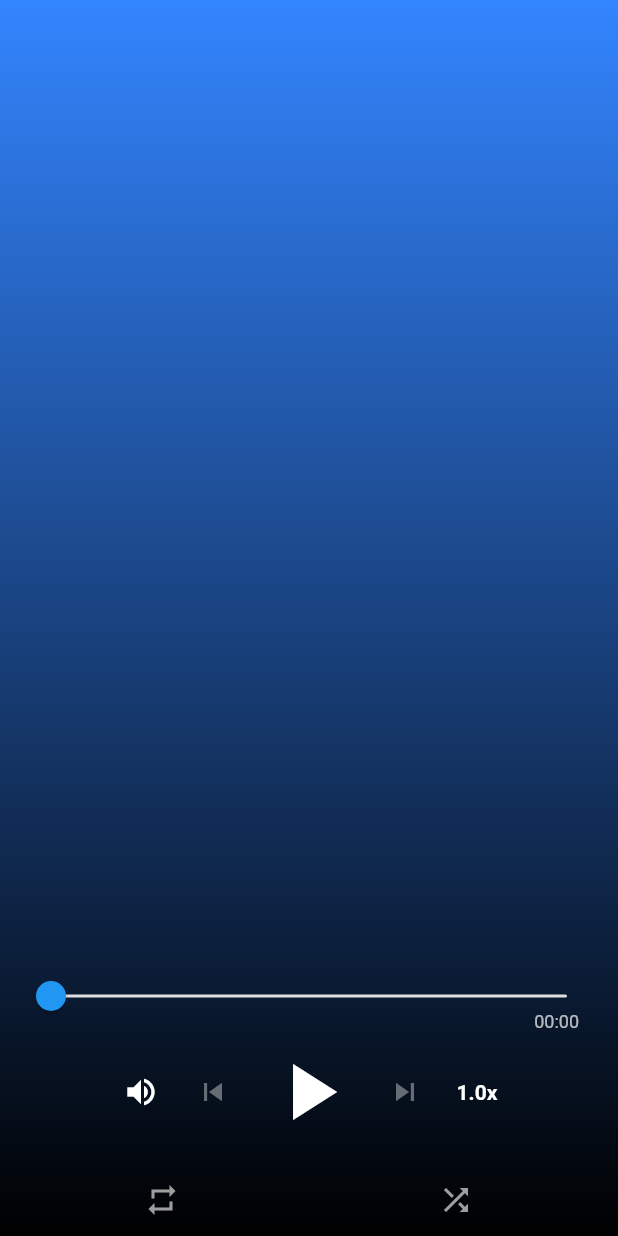
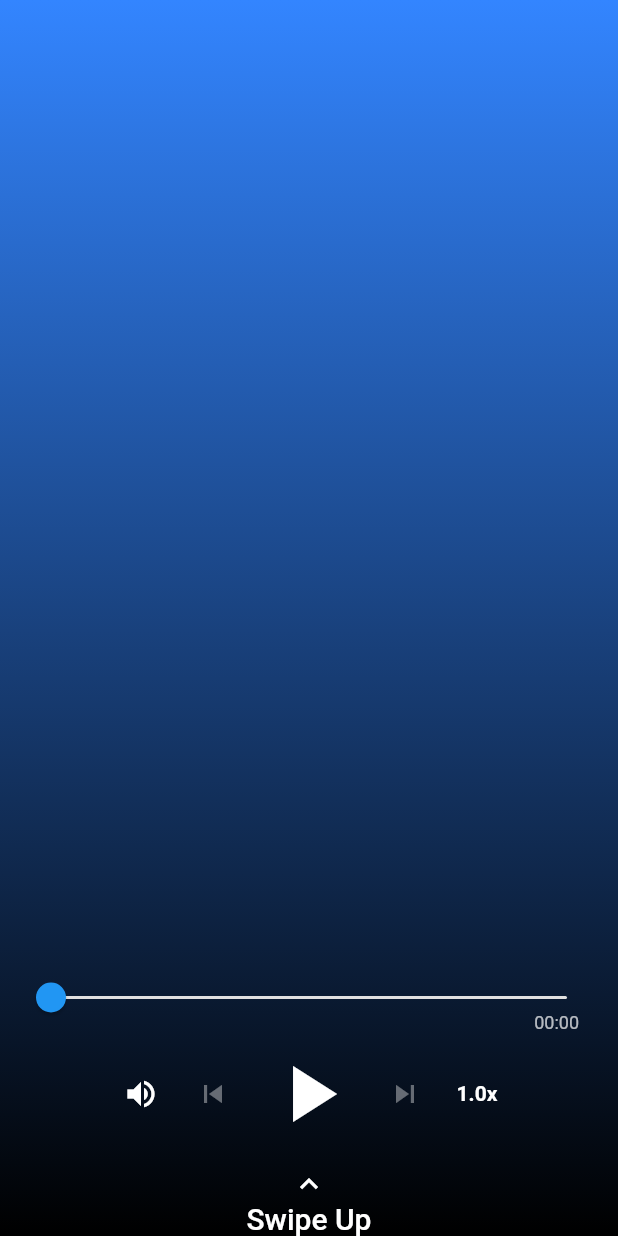
Before and after one commit to AjinkyaTaranekar/Nooble-App, a Flutter app: the screen it shows after launch, on a phone screen of 412 x 824 dp. Run offline on Flutter 3.47's test engine with Material 2 defaults, Android fonts, the phone set to English and light mode, and no system bars; our stand-ins replace flutter_spinkit, just_audio, rxdart; missing offline and left inert: audio_session, spotify, swipedetector; statements that could not run were skipped.

```diff
--- a/lib/Screens/FeedScreen.dart
+++ b/lib/Screens/FeedScreen.dart
@@ -1,5 +1,3 @@
-import 'dart:convert';
-
 import 'package:audio_session/audio_session.dart';
 import 'package:flutter/material.dart';
 import 'package:flutter/services.dart';
@@ -13,6 +11,7 @@ import 'package:rxdart/rxdart.dart';
 import 'package:nooble/constants.dart';
 import 'package:spotify/spotify.dart' as Spotify;
 import 'package:swipedetector/swipedetector.dart';
+import 'package:flutter_spinkit/flutter_spinkit.dart';
 
 class FeedScreen extends StatefulWidget {
   @override
@@ -100,12 +99,12 @@ class _FeedScreenSetup extends State<FeedScreen> {
               begin: Alignment.topCenter,
               colors: [
                 primaryColor,
-                black,
+                black
               ],
               end: Alignment.bottomCenter,
             ),
           ),
-          child: SafeArea(
+          child: _player.processingState == ProcessingState.idle ? SafeArea(
             child: Column(
               crossAxisAlignment: CrossAxisAlignment.center,
               mainAxisAlignment: MainAxisAlignment.center,
@@ -181,56 +180,22 @@ class _FeedScreenSetup extends State<FeedScreen> {
                 ),
                 ControlButtons(_player),
                 SizedBox(height: 8.0),
-                Row(
+                _player.hasNext == false ? Column(
                   mainAxisAlignment: MainAxisAlignment.spaceAround,
                   children: [
-                    StreamBuilder<LoopMode>(
-                      stream: _player.loopModeStream,
-                      builder: (context, snapshot) {
-                        final loopMode = snapshot.data ?? LoopMode.off;
-                        const icons = [
-                          Icon(Icons.repeat, color: Colors.grey),
-                          Icon(Icons.repeat, color: Colors.orange),
-                          Icon(Icons.repeat_one, color: Colors.orange),
-                        ];
-                        const cycleModes = [
-                          LoopMode.off,
-                          LoopMode.all,
-                          LoopMode.one,
-                        ];
-                        final index = cycleModes.indexOf(loopMode);
-                        return IconButton(
-                          icon: icons[index],
-                          onPressed: () {
-                            _player.setLoopMode(cycleModes[
-                                (cycleModes.indexOf(loopMode) + 1) %
-                                    cycleModes.length]);
-                          },
-                        );
-                      },
+                    Icon(
+                      Icons.keyboard_arrow_up,
+                      color: white
                     ),
-                    StreamBuilder<bool>(
-                      stream: _player.shuffleModeEnabledStream,
-                      builder: (context, snapshot) {
-                        final shuffleModeEnabled = snapshot.data ?? false;
-                        return IconButton(
-                          icon: shuffleModeEnabled
-                              ? Icon(Icons.shuffle, color: Colors.orange)
-                              : Icon(Icons.shuffle, color: Colors.grey),
-                          onPressed: () async {
-                            final enable = !shuffleModeEnabled;
-                            if (enable) {
-                              await _player.shuffle();
-                            }
-                            await _player.setShuffleModeEnabled(enable);
-                          },
-                        );
-                      },
-                    ),
+                    Text('Swipe Up',
+                      style: Theme.of(context).textTheme.headline6,)
                   ],
-                ),
+                ) : Container(),
               ],
             ),
+          ) : SpinKitWave(
+            color: Colors.white,
+            size: 50.0,
           ),
         ),
       ),
--- a/pubspec.yaml
+++ b/pubspec.yaml
@@ -36,6 +36,7 @@ dependencies:
   just_audio: ^0.7.2
   swipedetector: ^1.2.0
   spotify: ^0.5.1
+  flutter_spinkit: ^5.0.0
 
 dev_dependencies:
   flutter_test:
```
Also changed, not shown: 1 other file.
